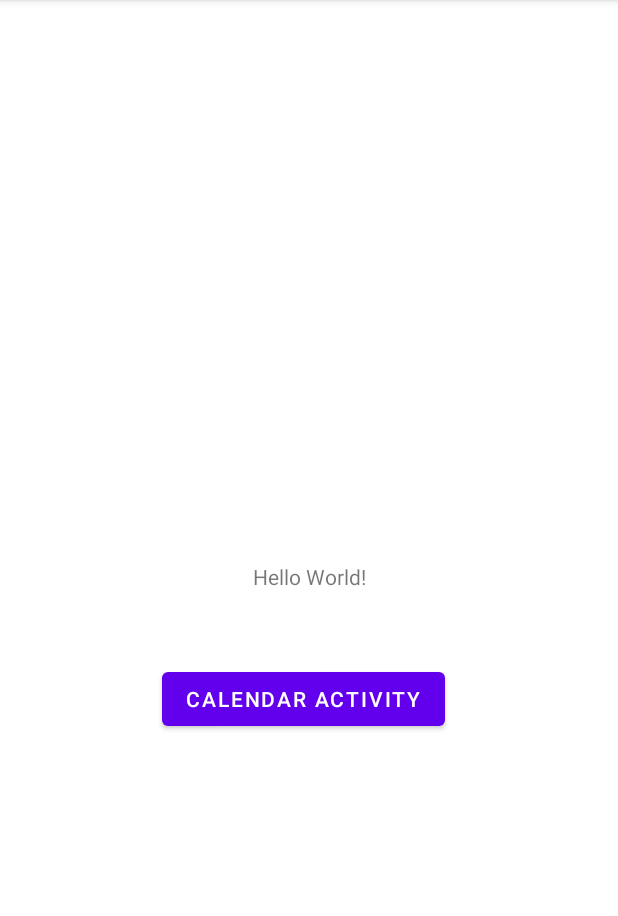
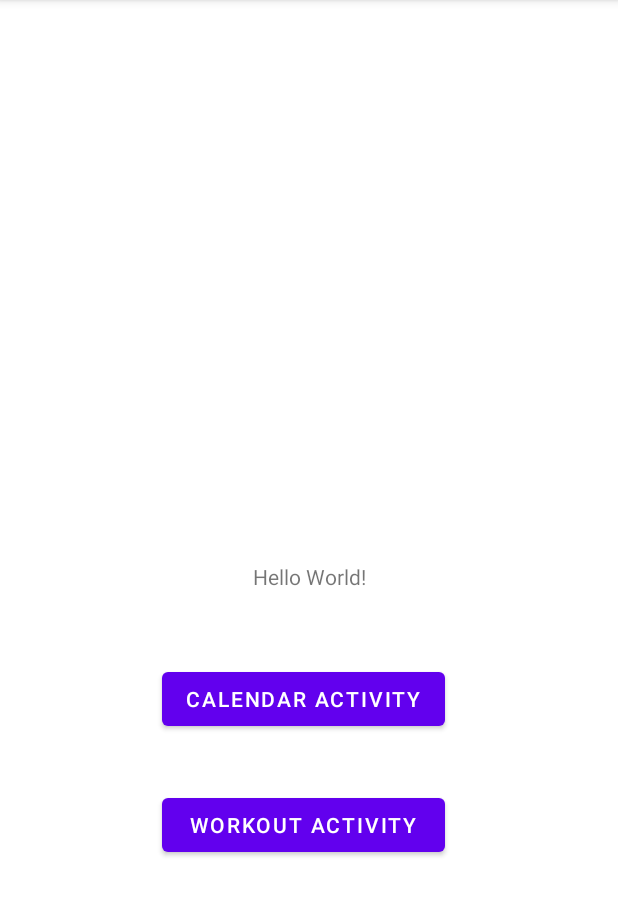
Before and after one commit to Svirido/Running_plan, an Android app: the screen it shows after launch (MainActivity), on a phone screen of 412 x 824 dp, the part 84-1000 px from its top. Run offline under Robolectric (Android 15) with nearby library versions, the phone set to English and light mode, and no system bars.

Commit message:
init addWorkout

```diff
--- a/app/src/main/AndroidManifest.xml
+++ b/app/src/main/AndroidManifest.xml
@@ -14,6 +14,9 @@
         android:theme="@style/Theme.Running_plan"
         tools:targetApi="31">
         <activity
+            android:name=".WorkoutActivity"
+            android:exported="false" />
+        <activity
             android:name=".CalendarActivity"
             android:exported="false" />
         <activity
--- a/app/src/main/res/layout/activity_main.xml
+++ b/app/src/main/res/layout/activity_main.xml
@@ -26,4 +26,15 @@
         app:layout_constraintStart_toStartOf="parent"
         app:layout_constraintTop_toBottomOf="@+id/textView" />
 
+    <Button
+        android:id="@+id/button"
+        android:layout_width="0dp"
+        android:layout_height="wrap_content"
+        android:layout_marginTop="36dp"
+        android:text="Workout activity"
+        app:layout_constraintEnd_toEndOf="@+id/buttonCalendar"
+        app:layout_constraintHorizontal_bias="0.0"
+        app:layout_constraintStart_toStartOf="@+id/buttonCalendar"
+        app:layout_constraintTop_toBottomOf="@+id/buttonCalendar" />
+
 </androidx.constraintlayout.widget.ConstraintLayout>
```
Also changed, not shown: app/src/main/java/com/svirido/running_plan/WorkoutActivity.kt (added, +11 -0 lines), app/src/main/res/layout/activity_workout.xml (added, +9 -0 lines).
